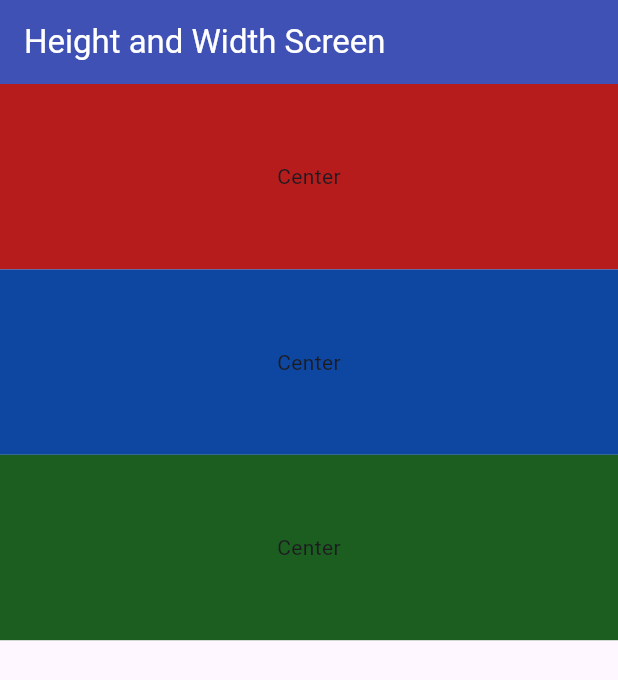
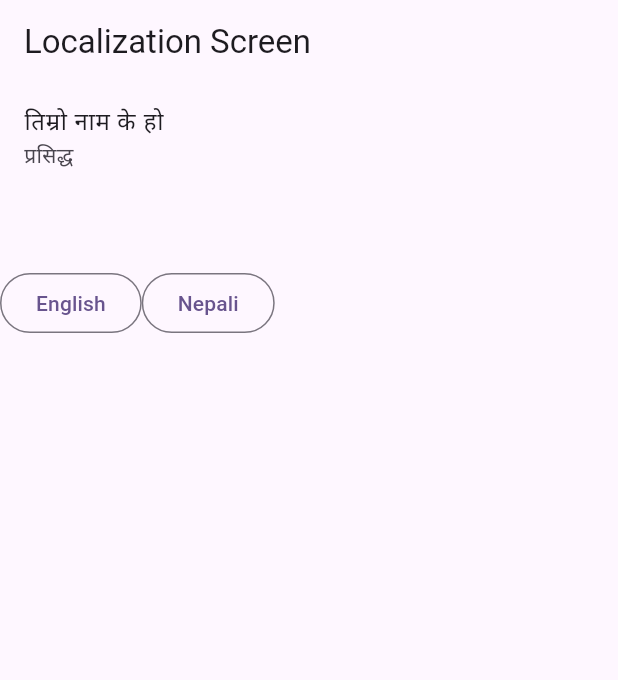
Before and after one commit to Prasiddha777/Flutter_GetX, a Flutter app: the screen it shows after launch, on a phone screen of 412 x 824 dp. Shown: the top 680 px of the screen. Run offline on Flutter 3.47's test engine with Material 2 defaults, Android fonts, the phone set to English and light mode, and no system bars; our stand-ins replace get.

Commit message:
localization

```diff
--- /dev/null
+++ b/lib/localization/language.dart
@@ -0,0 +1,17 @@
+import 'package:get/get.dart';
+
+class Languages extends Translations {
+  // TODO: implement keys
+  // Map<String, Map<String, String>> get keys => throw UnimplementedError();
+  @override
+  Map<String, Map<String, String>> get keys => {
+        'en_US': {
+          'message': "What is your name?",
+          'name': 'Prasiddha',
+        },
+        'np_NP': {
+          'message': 'तिम्रो नाम के हो',
+          'name': 'प्रसिद्ध',
+        }
+      };
+}
--- /dev/null
+++ b/lib/localizaton_screen.dart
@@ -0,0 +1,50 @@
+import 'package:flutter/material.dart';
+import 'package:get/get.dart';
+
+class LocalizationScreen extends StatefulWidget {
+  const LocalizationScreen({super.key});
+
+  @override
+  State<LocalizationScreen> createState() => _LocalizationScreenState();
+}
+
+class _LocalizationScreenState extends State<LocalizationScreen> {
+  @override
+  Widget build(BuildContext context) {
+    return Scaffold(
+      appBar: AppBar(
+        title: const Text('Localization Screen'),
+      ),
+      body: Column(
+        children: [
+          ListTile(
+            title: Text('message'.tr),
+            subtitle: Text('name'.tr),
+          ),
+          const SizedBox(
+            height: 50,
+          ),
+          Row(
+            children: [
+              OutlinedButton(
+                onPressed: () {
+                  Get.updateLocale(Locale('en', 'US'));
+                },
+                child: Text('English'),
+              ),
+              const SizedBox(
+                height: 20,
+              ),
+              OutlinedButton(
+                onPressed: () {
+                  Get.updateLocale(Locale('np', 'NP'));
+                },
+                child: Text('Nepali'),
+              )
+            ],
+          )
+        ],
+      ),
+    );
+  }
+}
--- a/lib/main.dart
+++ b/lib/main.dart
@@ -2,6 +2,8 @@ import 'package:flutter/material.dart';
 import 'package:get_app/heightwidth_screen.dart';
 import 'package:get_app/home_screen.dart';
 import 'package:get/get.dart';
+import 'package:get_app/localization/language.dart';
+import 'package:get_app/localizaton_screen.dart';
 import 'package:get_app/navigation_screen.dart';
 import 'package:get_app/theme_screen.dart';
 
@@ -18,11 +20,14 @@ class MyApp extends StatelessWidget {
     return GetMaterialApp(
       title: 'Flutter Demo',
       debugShowCheckedModeBanner: false,
+      fallbackLocale: Locale('en', 'US'),
+      translations: Languages(),
+      locale: Locale('np', 'NP'),
       theme: ThemeData(
         colorScheme: ColorScheme.fromSeed(seedColor: Colors.deepPurple),
         useMaterial3: true,
       ),
-      home: const HeightWidthScreen(),
+      home: const LocalizationScreen(),
       getPages: [
         GetPage(
           name: '/',
```
